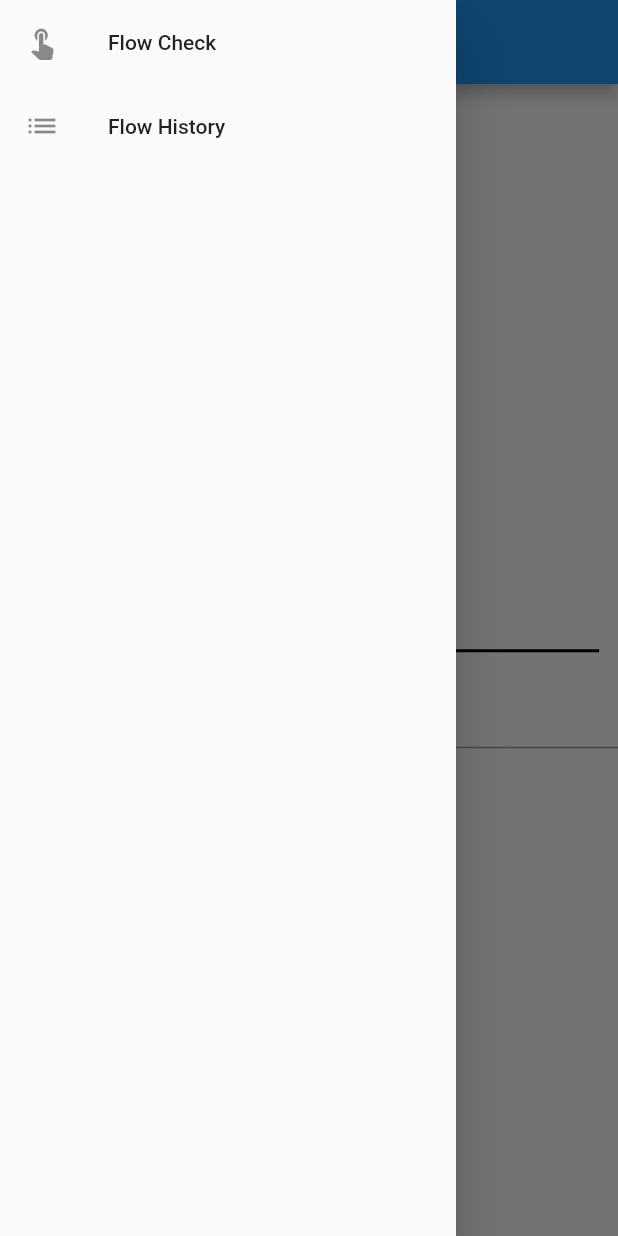
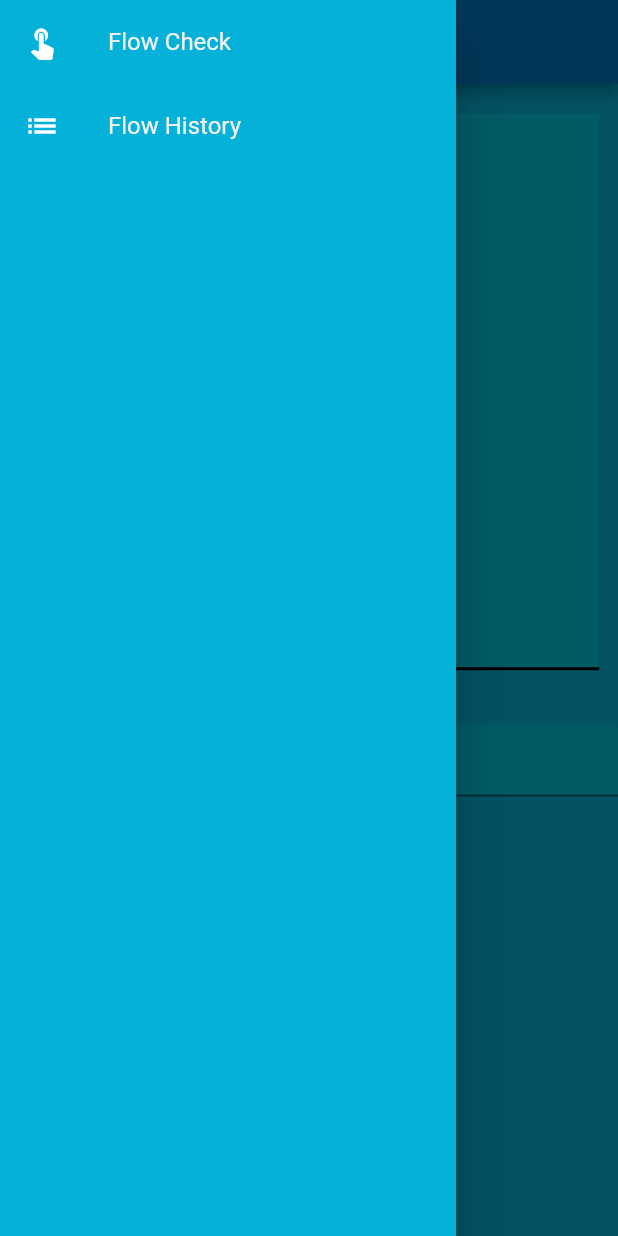
Before and after one commit to aaronmyatt/flow_check, a Flutter app: the screen it shows after launch, with the side drawer open, on a phone screen of 412 x 824 dp. Run offline on Flutter 3.47's test engine with Material 2 defaults, Android fonts, the phone set to English and light mode, and no system bars.

Commit message:
first run at applying a custom theme

```diff
--- a/lib/graph.dart
+++ b/lib/graph.dart
@@ -29,16 +29,22 @@ class GraphState extends State<Graph> {
         textAlign: TextAlign.justify,
         style: TextStyle(fontWeight: FontWeight.w600));
 
-    Widget _pointer2 = Text(
+    Widget _pointer = Text(
       String.fromCharCode(Icons.details.codePoint),
       style: TextStyle(
           fontFamily: Icons.details.fontFamily,
           package: Icons.details.fontPackage,
           fontSize: 24.0,
-          color: Colors.black),
+          color: Theme
+              .of(context)
+              .textTheme
+              .title
+              .color),
     );
 
-    return Row(
+    return Padding(
+      padding: const EdgeInsets.only(top: 20.0, bottom: 20.0),
+      child: Row(
         mainAxisAlignment: MainAxisAlignment.center,
         children: <Widget>[
           _yAxis,
@@ -67,10 +73,14 @@ class GraphState extends State<Graph> {
                       left: getXPosition(xPos)),
                   child: Offset(xPos, yPos) == Offset(0.0, 0.0)
                       ? null
-                    : _pointer2,
+                      : _pointer,
                   width: screenWidth,
                   height: screenWidth,
                   decoration: BoxDecoration(
+                    color: Theme
+                        .of(context)
+                        .colorScheme
+                        .secondaryVariant,
                     border: Border(
                       left: BorderSide(
                           color: Color.fromRGBO(0, 0, 0, 1.0), width: 2.0),
@@ -84,6 +94,7 @@ class GraphState extends State<Graph> {
             ],
           ),
         ],
+      ),
     );
   }
 
--- a/lib/home_page.dart
+++ b/lib/home_page.dart
@@ -16,11 +16,8 @@ class HomePage extends StatelessWidget {
       ),
       drawer: NavDrawer(),
       body: SingleChildScrollView(
-        child: Padding(
-          padding: const EdgeInsets.only(top: 8.0),
-          child: Column(
-            children: <Widget>[graph.Graph(), NameInput()],
-          ),
+        child: Column(
+          children: <Widget>[graph.Graph(), NameInput()],
         ),
       ),
 
@@ -41,7 +38,10 @@ class NameInput extends StatelessWidget {
             controller: textController,
             textInputAction: TextInputAction.done,
             decoration: InputDecoration(
-              prefixIcon: Icon(Icons.person),
+              prefixIcon: Icon(Icons.person, color: Theme
+                  .of(context)
+                  .iconTheme
+                  .color,),
               hintText: 'Enter a name',
             ),
             onSubmitted: (text) {
--- a/lib/main.dart
+++ b/lib/main.dart
@@ -1,9 +1,9 @@
 import 'package:flow_check/conduit/actions.dart' as Conduit;
+import 'package:flow_check/flow_list_page.dart' as flow_list;
+import 'package:flow_check/flow_view_page.dart' as flow_view;
+import 'package:flow_check/home_page.dart' as home;
+import 'package:flow_check/theme.dart';
 import 'package:flutter/material.dart';
-
-import 'flow_list_page.dart' as flow_list;
-import 'flow_view_page.dart' as flow_view;
-import 'home_page.dart' as home;
 
 void main() => runApp(FlowCheck());
 
@@ -16,10 +16,7 @@ class FlowCheck extends StatelessWidget {
   @override
   Widget build(BuildContext context) {
     return MaterialApp(
-      title: 'Flow Check',
-      theme: ThemeData(
-        primarySwatch: Colors.blue,
-      ),
+      theme: flowCheckTheme,
       initialRoute: '/',
       routes: {
         '/': (_) => home.HomePage('Flow Check'),
--- a/lib/nav_drawer.dart
+++ b/lib/nav_drawer.dart
@@ -8,6 +8,13 @@ class NavDrawer extends StatelessWidget {
   @override
   Widget build(BuildContext context) {
     return Drawer(
+      child: Container(
+        color: Theme
+            .of(context)
+            .colorScheme
+            .secondary,
+        child: ListTileTheme(
+          iconColor: Colors.white,
           child: ListView(
             children: <Widget>[
               ListTile(
@@ -26,6 +33,8 @@ class NavDrawer extends StatelessWidget {
               ),
             ],
           ),
+        ),
+      ),
     );
   }
 }
--- /dev/null
+++ b/lib/theme.dart
@@ -0,0 +1,59 @@
+import 'package:flutter/material.dart';
+
+const PRIMARY_COLOUR = Color(0xFF0477BF);
+const SECONDARY_COLOUR = Color(0xFF04B2D9);
+const ACCENT1_COLOUR = Color(0xFF048ABF);
+const ACCENT2_COLOUR = Color(0xFF04C4D9);
+const ACCENT3_COLOUR = Color(0xFFF2F1F0);
+
+ColorScheme flowCheckColorScheme = ColorScheme(
+  primary: PRIMARY_COLOUR,
+  secondary: SECONDARY_COLOUR,
+  background: SECONDARY_COLOUR,
+  primaryVariant: ACCENT1_COLOUR,
+  secondaryVariant: ACCENT2_COLOUR,
+  surface: SECONDARY_COLOUR,
+  error: Colors.red,
+  onError: Colors.red,
+  onPrimary: Colors.white,
+  onSecondary: Colors.white,
+  onBackground: Colors.black,
+  onSurface: Colors.black,
+  brightness: Brightness.light,
+);
+
+ThemeData flowCheckTheme = ThemeData(
+  primaryColor: PRIMARY_COLOUR,
+  colorScheme: flowCheckColorScheme,
+  accentColor: ACCENT3_COLOUR,
+  textTheme: flowCheckTextTheme,
+  iconTheme: flowCheckIconTheme,
+  backgroundColor: SECONDARY_COLOUR,
+  scaffoldBackgroundColor: SECONDARY_COLOUR,
+  cursorColor: ACCENT3_COLOUR,
+  inputDecorationTheme: InputDecorationTheme(
+    prefixStyle: TextStyle(color: ACCENT3_COLOUR),
+    hintStyle: TextStyle(color: ACCENT3_COLOUR),
+    fillColor: ACCENT2_COLOUR,
+    filled: true,
+  ),
+  appBarTheme: AppBarTheme(
+    iconTheme: flowCheckIconTheme,
+    textTheme: flowCheckTextTheme,
+    color: PRIMARY_COLOUR,
+  ),
+);
+
+TextTheme flowCheckTextTheme = TextTheme(
+  title: TextStyle(
+      color: ACCENT3_COLOUR, fontWeight: FontWeight.w600, fontSize: 24.0),
+  body1: TextStyle(color: ACCENT3_COLOUR),
+  body2: TextStyle(color: ACCENT3_COLOUR),
+  display1: TextStyle(color: ACCENT3_COLOUR),
+  subhead: TextStyle(color: ACCENT3_COLOUR),
+);
+
+IconThemeData flowCheckIconTheme = IconThemeData(
+  color: ACCENT3_COLOUR,
+  opacity: 1.0,
+);
```
Also changed, not shown: lib/flow_list_page.dart (+39 -22 lines). Lines whose indentation alone changed are shown as unchanged.
